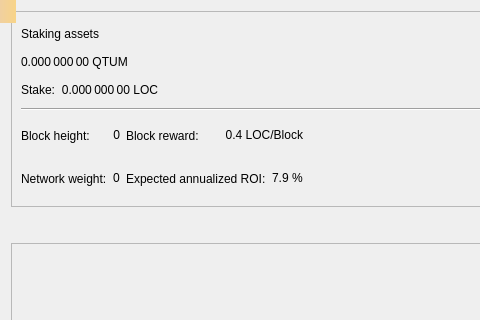
This is src/qt/forms/stakepage.ui in Hydra-Chain/node as Qt 5 draws it before an edit; both pictures show x 0 to 480 and y 0 to 320 of the 744 by 450 pixel window. The edited form follows.
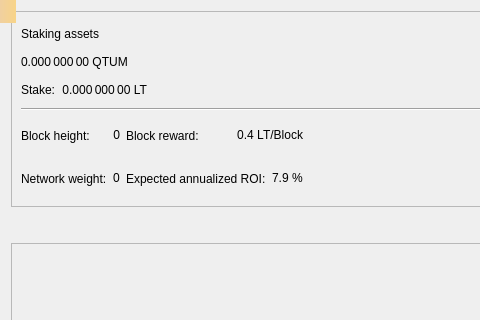
This is the edited form. Custom widgets are drawn as their Qt base class.

Patch:
```diff
--- a/src/qt/forms/stakepage.ui
+++ b/src/qt/forms/stakepage.ui
@@ -92,7 +92,7 @@
                                                     </font>
                                                 </property>
                                                 <property name="text">
-                                                    <string>0.000 000 00 LOC</string>
+                                                    <string>0.000 000 00 LT</string>
                                                 </property>
                                                 <property name="alignment">
                                                     <set>Qt::AlignRight|Qt::AlignTrailing|Qt::AlignVCenter</set>
@@ -151,7 +151,7 @@
                                         <item>
                                             <widget class="QLabel" name="labelReward">
                                                 <property name="text">
-                                                    <string>0.4 LOC/Block</string>
+                                                    <string>0.4 LT/Block</string>
                                                 </property>
                                                 <property name="alignment">
                                                     <set>Qt::AlignRight|Qt::AlignTrailing|Qt::AlignVCenter</set>
```
